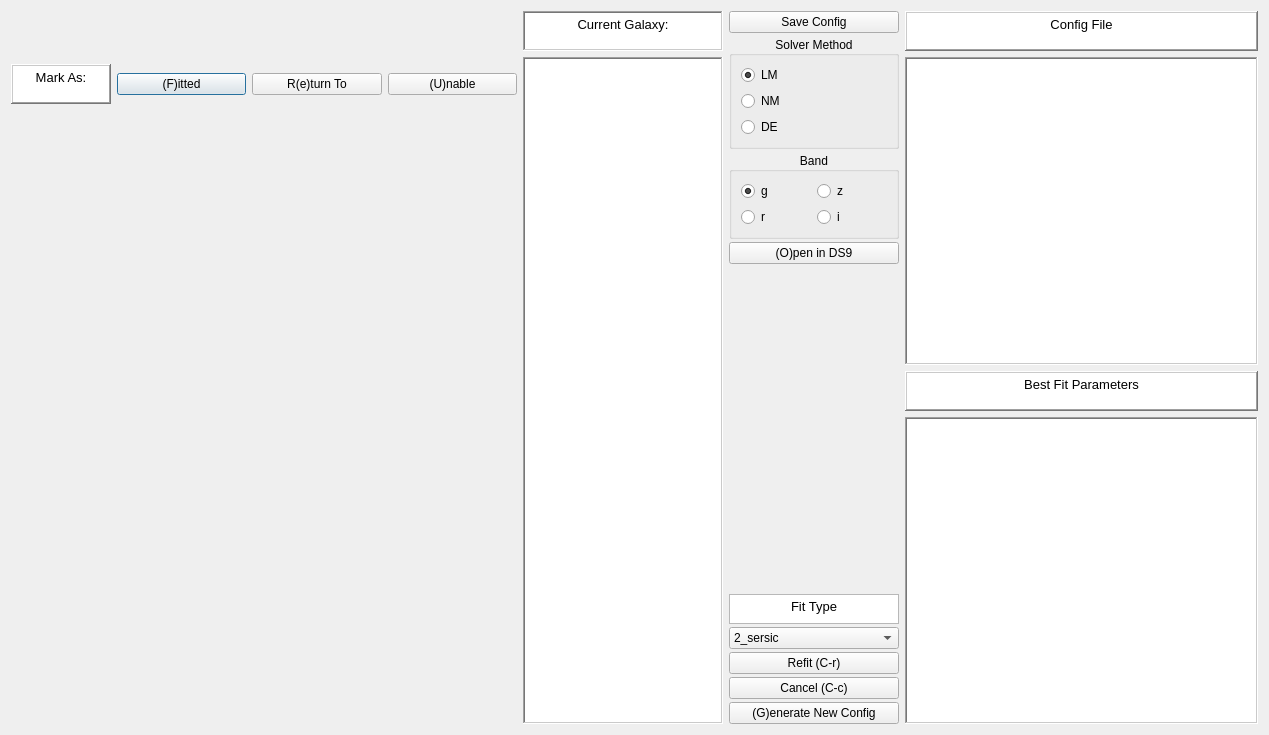
Qt form GUI/fit_gui.ui (rpsmith4/photometric-decomp-analysis) before a commit.
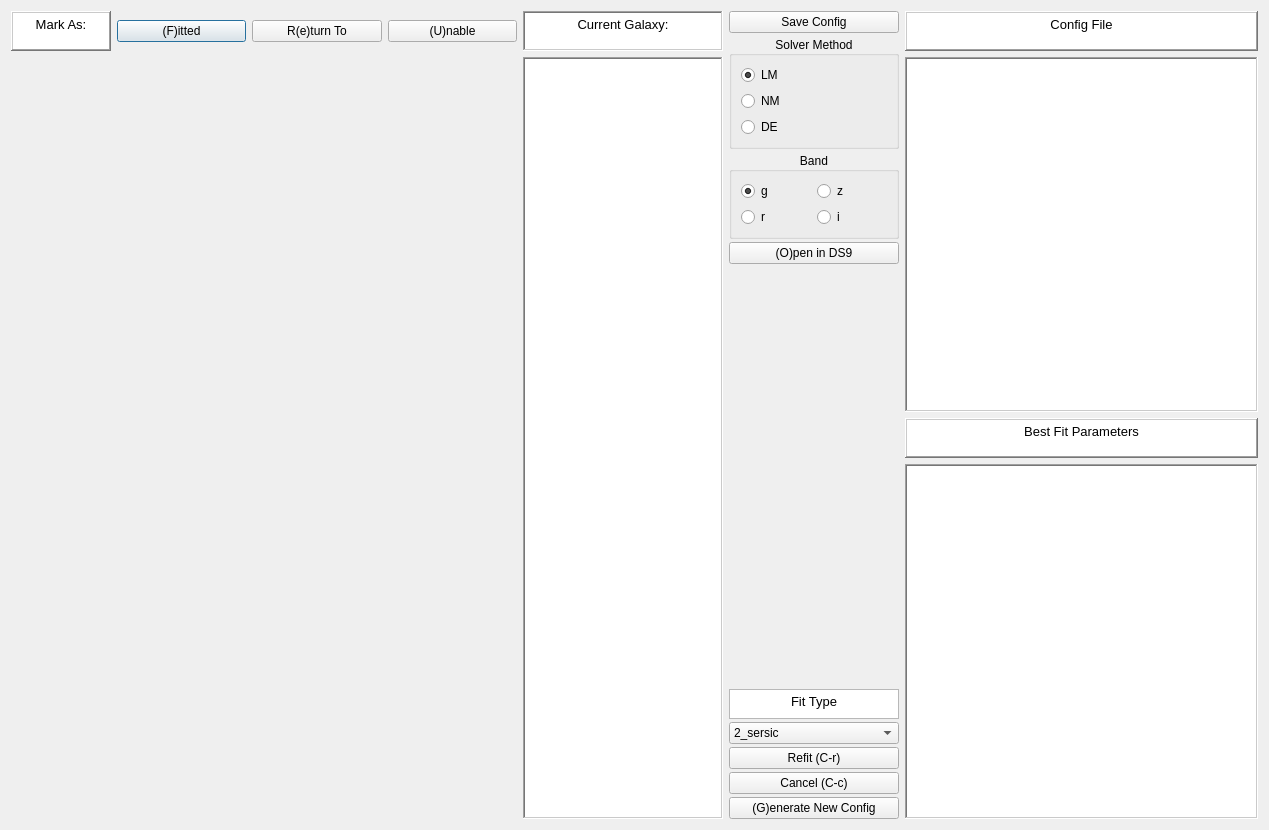
The same form after that commit.

Commit message: Can now show the image from the config file as well as its residual from the real image

The edit to the form file:
```diff
--- a/GUI/fit_gui.ui
+++ b/GUI/fit_gui.ui
@@ -326,14 +326,8 @@
          </property>
         </widget>
        </item>
-       <item row="1" column="1">
-        <widget class="QLabel" name="galresid">
-         <property name="sizePolicy">
-          <sizepolicy hsizetype="Maximum" vsizetype="Maximum">
-           <horstretch>0</horstretch>
-           <verstretch>0</verstretch>
-          </sizepolicy>
-         </property>
+       <item row="2" column="0">
+        <widget class="QLabel" name="configimg">
          <property name="minimumSize">
           <size>
            <width>250</width>
@@ -349,8 +343,24 @@
          <property name="text">
           <string/>
          </property>
-         <property name="scaledContents">
-          <bool>true</bool>
+        </widget>
+       </item>
+       <item row="2" column="1">
+        <widget class="QLabel" name="configresid">
+         <property name="minimumSize">
+          <size>
+           <width>250</width>
+           <height>250</height>
+          </size>
+         </property>
+         <property name="maximumSize">
+          <size>
+           <width>250</width>
+           <height>250</height>
+          </size>
+         </property>
+         <property name="text">
+          <string/>
          </property>
         </widget>
        </item>
```
Left out of the diff: 28 changed lines with no effect on the pictures. The commit also changes 1 other file.
